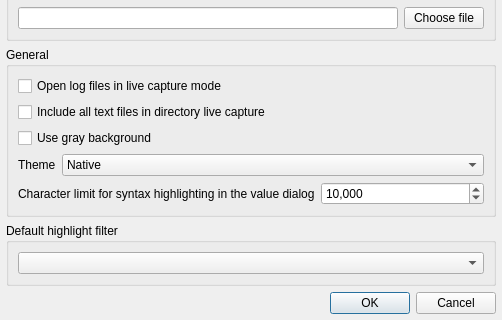
This is src/optionsdlg.ui in tableau/tableau-log-viewer as Qt 5 draws it before an edit; both pictures show x 0 to 502 and y 252 to 572 of the 502 by 572 pixel window. The edited form follows.
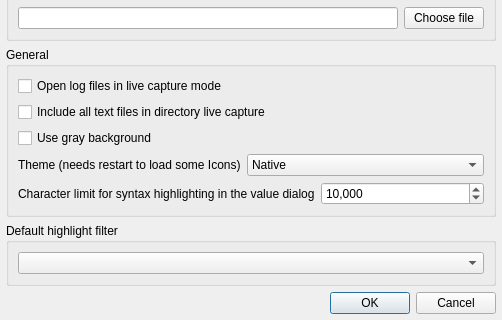
This is the edited form.

Commit message: Manage light/dark icon sets

The edit to the form file:
```diff
--- a/src/optionsdlg.ui
+++ b/src/optionsdlg.ui
@@ -214,7 +214,7 @@
           <item row="0" column="0">
            <widget class="QLabel" name="themeLabel">
             <property name="text">
-             <string>Theme</string>
+             <string>Theme (needs restart to load some Icons)</string>
             </property>
            </widget>
           </item>
```
The commit also changes 7 other files.
